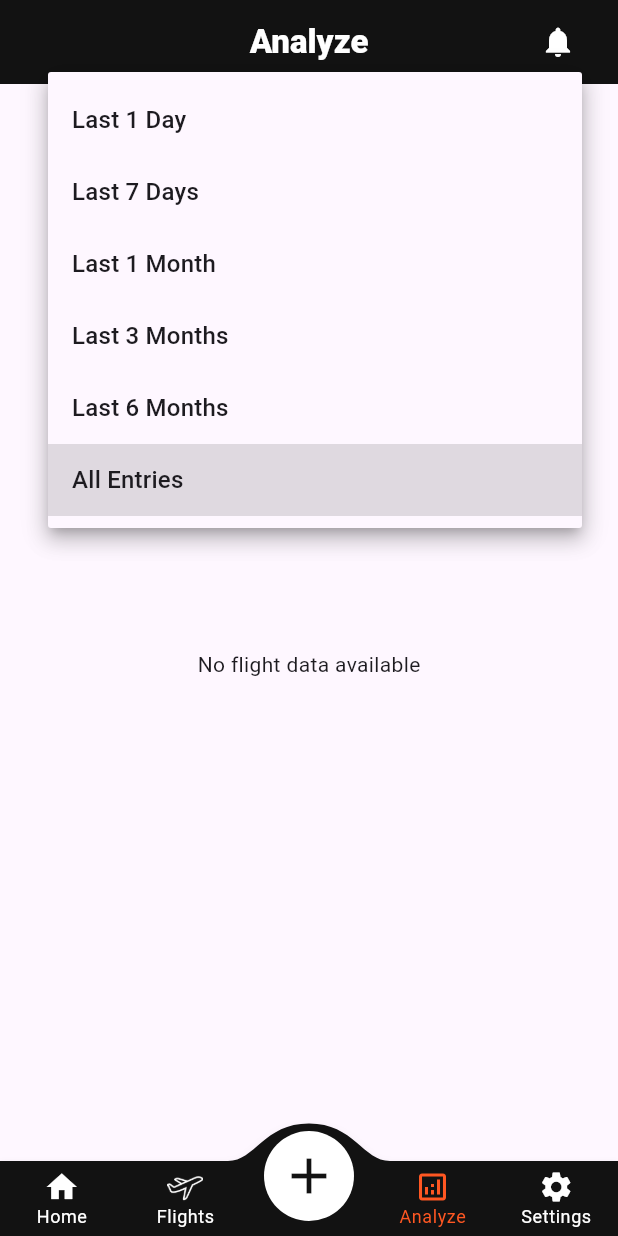
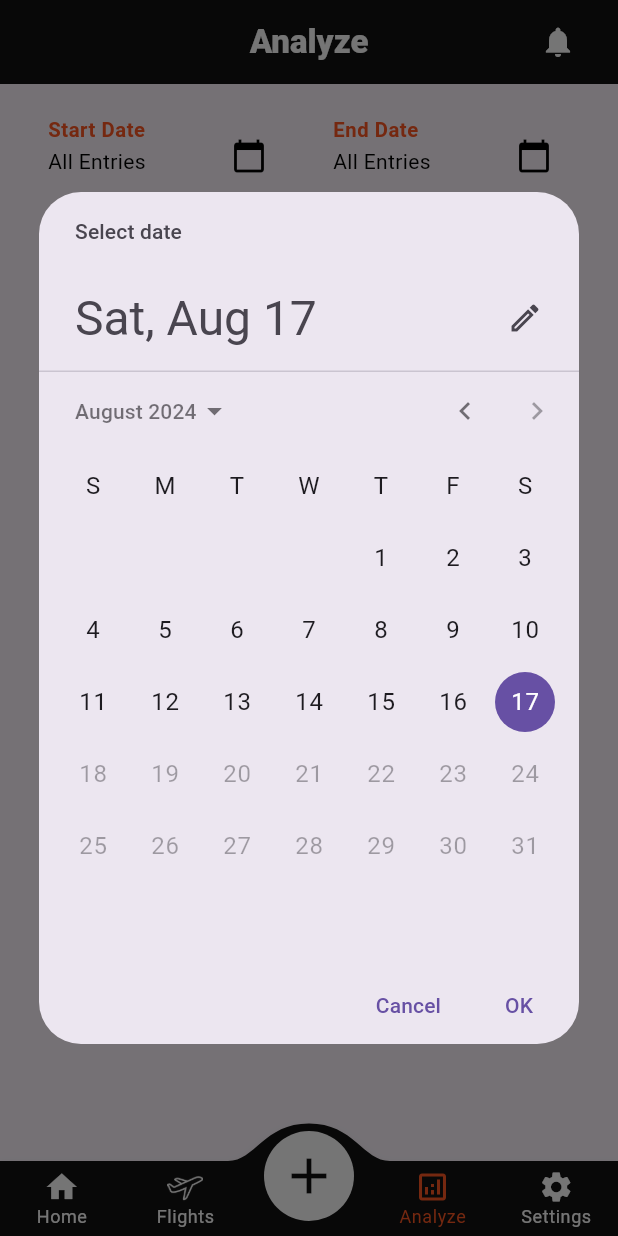
Before and after one commit to alimuratkalayci/airlogbook-app-flutter, a Flutter app: the screen it shows once a user with an empty profile is signed in, item 4 of the bottom bar chosen, after a tap on "All Entries", on a phone screen of 412 x 824 dp. Run offline on Flutter 3.47's test engine with Material 3 defaults, Android fonts, the phone set to English and light mode, and no system bars; drawn by our look-alikes of convex_bottom_bar; our stand-ins replace bloc, carousel_slider, cloud_firestore, firebase_auth, firebase_core, flutter_bloc and 3 more; accounts and stored records are empty; generated files the repository leaves out were written again; network calls fail.

Commit message:
approach stuff added and analyze page updated for start date and end date filters.

```diff
--- a/lib/features/add_flight_page/add_flight_page.dart
+++ b/lib/features/add_flight_page/add_flight_page.dart
@@ -466,7 +466,6 @@ class _AddFlightPageState extends State<AddFlightPage> {
                   ),
                 ),
                 SizedBox(height: 16),
-                //TODO USE THIS TIME IN TIME PARTS
                 Container(
                   decoration: BoxDecoration(
                     border: Border.all(color: Colors.grey),
@@ -814,7 +813,6 @@ class _AddFlightPageState extends State<AddFlightPage> {
                     children: [
                       Text('Landings', style: TextStyle(fontSize: 20, fontWeight: FontWeight.bold,color: Colors.deepOrange)),
                       SizedBox(height: 10),
-                      //TODO LANDINGS NEEDS TO UPDATE FOR TAKEOFFS
                       TextFormField(
                         keyboardType: TextInputType.number,
                         inputFormatters: <TextInputFormatter>[
@@ -829,6 +827,7 @@ class _AddFlightPageState extends State<AddFlightPage> {
                             onPressed: () {
                               int currentValue = int.tryParse(_dayToController.text) ?? 0;
                               _dayToController.text = (currentValue + 1).toString();
+                              _dayLdgController.text = (currentValue + 1).toString();
                             },
                           ),
                         ),
@@ -851,6 +850,8 @@ class _AddFlightPageState extends State<AddFlightPage> {
                             onPressed: () {
                               int currentValue = int.tryParse(_dayLdgController.text) ?? 0;
                               _dayLdgController.text = (currentValue + 1).toString();
+                              _dayToController.text = (currentValue + 1).toString();
+
                             },
                           ),
                         ),
@@ -873,6 +874,8 @@ class _AddFlightPageState extends State<AddFlightPage> {
                             onPressed: () {
                               int currentValue = int.tryParse(_nightToController.text) ?? 0;
                               _nightToController.text = (currentValue + 1).toString();
+                              _nightLdgController.text = (currentValue + 1).toString();
+
                             },
                           ),
                         ),
@@ -895,6 +898,8 @@ class _AddFlightPageState extends State<AddFlightPage> {
                             onPressed: () {
                               int currentValue = int.tryParse(_nightLdgController.text) ?? 0;
                               _nightLdgController.text = (currentValue + 1).toString();
+                              _nightToController.text = (currentValue + 1).toString();
+
                             },
                           ),
                         ),
--- a/lib/features/analyze_page/analyze_page.dart
+++ b/lib/features/analyze_page/analyze_page.dart
@@ -12,7 +12,8 @@ class _AnalyzePageState extends State<AnalyzePage> {
   final _dateFormat = DateFormat('yyyy-MM-dd');
   DateTime? _startDate;
   DateTime? _endDate;
-  String _selectedPeriod = 'All Entries';
+  DateTime? _firstFlightDate;
+  DateTime? _lastFlightDate;
 
   @override
   Widget build(BuildContext context) {
@@ -27,7 +28,7 @@ class _AnalyzePageState extends State<AnalyzePage> {
     return Scaffold(
       body: Column(
         children: [
-          _buildDateRangePicker(),
+          _buildDateRangePicker(userId),
           Expanded(
             child: FutureBuilder<QuerySnapshot>(
               future: _fetchFlightData(userId),
@@ -110,72 +111,119 @@ class _AnalyzePageState extends State<AnalyzePage> {
     );
   }
 
-  Widget _buildDateRangePicker() {
+  Widget _buildDateRangePicker(String userId) {
+    return FutureBuilder<DocumentSnapshot>(
+      future: _getFirstAndLastFlightDate(userId),
+      builder: (context, snapshot) {
+        if (snapshot.hasData && snapshot.data != null) {
+          var data = snapshot.data!.data() as Map<String, dynamic>;
+          _firstFlightDate = DateTime.parse(data['firstFlightDate']);
+          _lastFlightDate = DateTime.parse(data['lastFlightDate']);
+        }
         return Padding(
-      padding: const EdgeInsets.fromLTRB(48,8,48,0),
+          padding: const EdgeInsets.fromLTRB(16, 8, 16, 0),
           child: Row(
             mainAxisAlignment: MainAxisAlignment.spaceBetween,
             children: [
               Expanded(
-            child: DropdownButton<String>(
-              isExpanded: mounted,
-              value: _selectedPeriod,
-              items: <String>[
-                'Last 1 Day',
-                'Last 7 Days',
-                'Last 1 Month',
-                'Last 3 Months',
-                'Last 6 Months',
-                'All Entries'
-              ].map<DropdownMenuItem<String>>((String value) {
-                return DropdownMenuItem<String>(
-                  value: value,
-                  child: Text(value),
-                );
-              }).toList(),
-              onChanged: (String? newValue) {
-                setState(() {
-                  _selectedPeriod = newValue!;
-                  _setDateRange();
-                });
-              },
+                child: Padding(
+                  padding: const EdgeInsets.fromLTRB(16,16,16,0),
+                  child: InkWell(
+                    onTap: () => _pickDate(context, true),
+                    child: InputDecorator(
+                      decoration: InputDecoration(
+                        labelText: 'Start Date',
+                        labelStyle: TextStyle(
+                          color: Colors.deepOrange,
+                          fontWeight: FontWeight.bold,
+                          fontSize: 18
+                        ),
+                        border: InputBorder.none,
+                        contentPadding: EdgeInsets.zero,
+                        suffixIcon: Icon(
+                          Icons.calendar_today,
+                          color: Colors.black,
+                        ),
+                      ),
+                      child: Text(
+                        _startDate != null
+                            ? _dateFormat.format(_startDate!)
+                            : 'All Entries',
+                        style: TextStyle(
+                          color: Colors.black,
+                        ),
+                      ),
+                    ),
+                  ),
+                ),
+              ),
+              Expanded(
+                child: Padding(
+                  padding: const EdgeInsets.fromLTRB(16,16,16,0),
+                  child: InkWell(
+                    onTap: () => _pickDate(context, false),
+                    child: InputDecorator(
+                      decoration: InputDecoration(
+                        labelText: 'End Date',
+                        labelStyle: TextStyle(
+                            color: Colors.deepOrange,
+                            fontWeight: FontWeight.bold,
+                            fontSize: 18
+                        ),
+                        border: InputBorder.none,
+                        contentPadding: EdgeInsets.zero,
+                        suffixIcon: Icon(
+                          Icons.calendar_today,
+                          color: Colors.black,
+                        ),
+                      ),
+                      child: Text(
+                        _endDate != null
+                            ? _dateFormat.format(_endDate!)
+                            : 'All Entries',
+                        style: TextStyle(
+                          color: Colors.black,
+                        ),
+                      ),
+                    ),
+                  ),
                 ),
               ),
             ],
           ),
         );
+      },
+    );
   }
 
-  void _setDateRange() {
-    final now = DateTime.now();
-    switch (_selectedPeriod) {
-      case 'Last 1 Day':
-        _startDate = now.subtract(Duration(days: 1));
-        _endDate = now;
-        break;
-      case 'Last 7 Days':
-        _startDate = now.subtract(Duration(days: 7));
-        _endDate = now;
-        break;
-      case 'Last 1 Month':
-        _startDate = now.subtract(Duration(days: 30));
-        _endDate = now;
-        break;
-      case 'Last 3 Months':
-        _startDate = now.subtract(Duration(days: 90));
-        _endDate = now;
-        break;
-      case 'Last 6 Months':
-        _startDate = now.subtract(Duration(days: 180));
-        _endDate = now;
-        break;
-      case 'All Entries':
-        _startDate = null;
-        _endDate = null;
-        break;
-      default:
-        _startDate = null;
-        _endDate = null;
+  Future<void> _pickDate(BuildContext context, bool isStartDate) async {
+    DateTime initialDate = isStartDate
+        ? (_startDate ?? _firstFlightDate ?? DateTime.now())
+        : (_endDate ?? _lastFlightDate ?? DateTime.now());
+
+    DateTime firstDate = isStartDate
+        ? (_firstFlightDate ?? DateTime(2000))
+        : (_startDate ?? _firstFlightDate ?? DateTime(2000));
+
+    DateTime lastDate = isStartDate
+        ? (_endDate ?? DateTime.now())
+        : (_lastFlightDate ?? DateTime.now());
+
+    final DateTime? pickedDate = await showDatePicker(
+      context: context,
+      initialDate: initialDate,
+      firstDate: firstDate,
+      lastDate: lastDate,
+    );
+
+    if (pickedDate != null) {
+      setState(() {
+        if (isStartDate) {
+          _startDate = pickedDate;
+        } else {
+          _endDate = pickedDate;
+        }
+      });
     }
   }
 
@@ -196,7 +244,32 @@ class _AnalyzePageState extends State<AnalyzePage> {
     return await query.get();
   }
 
+  Future<DocumentSnapshot> _getFirstAndLastFlightDate(String userId) async {
+    var flights = await FirebaseFirestore.instance
+        .collection('users')
+        .doc(userId)
+        .collection('my_flights')
+        .orderBy('date')
+        .get();
 
+    var firstFlight = flights.docs.first;
+    var lastFlight = flights.docs.last;
+
+    var firstFlightDate = firstFlight['date'];
+    var lastFlightDate = lastFlight['date'];
+
+    return FirebaseFirestore.instance
+        .collection('users')
+        .doc(userId)
+        .set({
+      'firstFlightDate': firstFlightDate,
+      'lastFlightDate': lastFlightDate,
+    }, SetOptions(merge: true))
+        .then((_) => FirebaseFirestore.instance
+        .collection('users')
+        .doc(userId)
+        .get());
+  }
 
   Widget buildSummaryCard(String title, double value, double totalHours) {
     double percentage = (totalHours > 0) ? (value / totalHours) : 0.0;
--- a/lib/features/flights_page/sub_pages/flight_details_page/flight_details_show_page/flight_details_show_page.dart
+++ b/lib/features/flights_page/sub_pages/flight_details_page/flight_details_show_page/flight_details_show_page.dart
@@ -52,6 +52,7 @@ class FlightDetailsShowPage extends StatelessWidget {
               buildDetailCard('Actual Instrument', flightData['actual_inst']),
               buildDetailCard('Simulator', flightData['simulator']),
               buildDetailCard('Ground', flightData['ground']),
+              buildDetailCard('Instrument Approach', flightData['instrument_approach']),
               buildDetailCard('Day Takeoffs', flightData['day_to']),
               buildDetailCard('Day Landings', flightData['day_ldg']),
               buildDetailCard('Night Takeoffs', flightData['night_to']),
--- a/lib/features/flights_page/sub_pages/flight_details_page/flight_details_update_page/flight_details_update_page.dart
+++ b/lib/features/flights_page/sub_pages/flight_details_page/flight_details_update_page/flight_details_update_page.dart
@@ -63,6 +63,7 @@ class _FlightDetailsUpdatePageState extends State<FlightDetailsUpdatePage> {
                 buildEditableCard('Actual Instrument', 'actual_inst', isDouble: true),
                 buildEditableCard('Simulator', 'simulator', isDouble: true),
                 buildEditableCard('Ground', 'ground', isDouble: true),
+                buildEditableCard('Instrument Approach', 'instrument_approach', isInt: true),
                 buildEditableCard('Day Takeoffs', 'day_to', isInt: true),
                 buildEditableCard('Day Landings', 'day_ldg', isInt: true),
                 buildEditableCard('Night Takeoffs', 'night_to', isInt: true),
--- a/lib/features/home_page/home_page.dart
+++ b/lib/features/home_page/home_page.dart
@@ -109,7 +109,7 @@ class _HomePageState extends State<HomePage> {
                           child: GestureDetector(
                             onTap: () {
                               print('tıklandı');
-                              // TODO: SONRA EKLE
+
                               /* Navigator.push(
                                 context,
                                 MaterialPageRoute(builder: (context) => const SignUpPage()),
```
Lines whose indentation alone changed are shown as unchanged.
